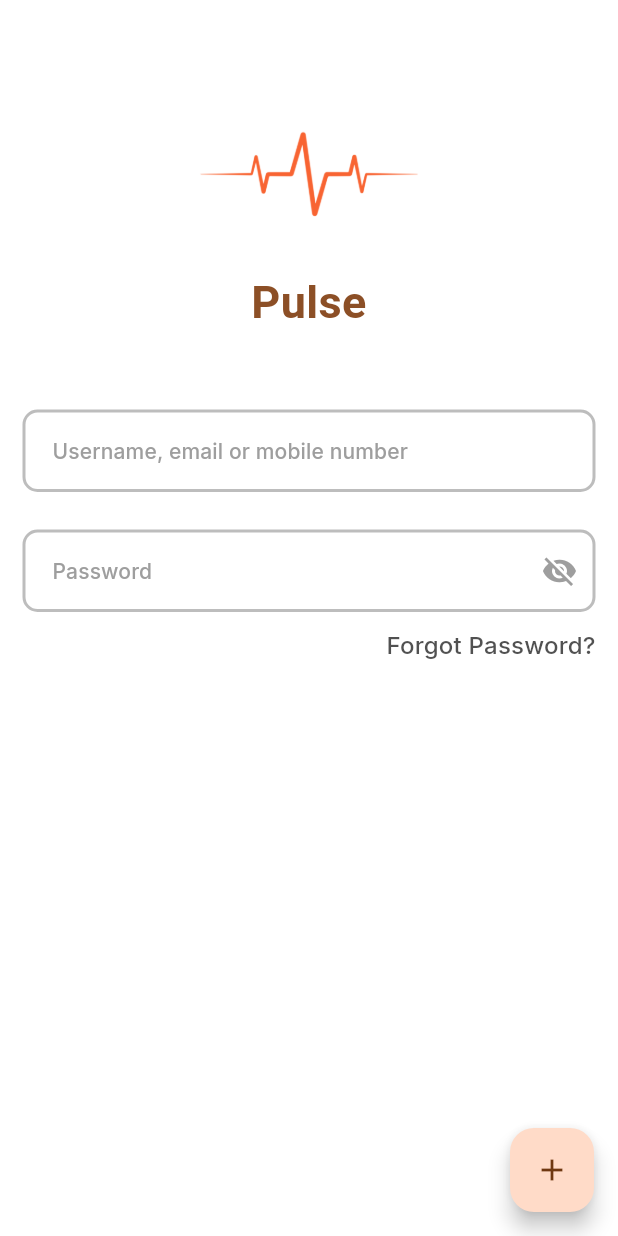
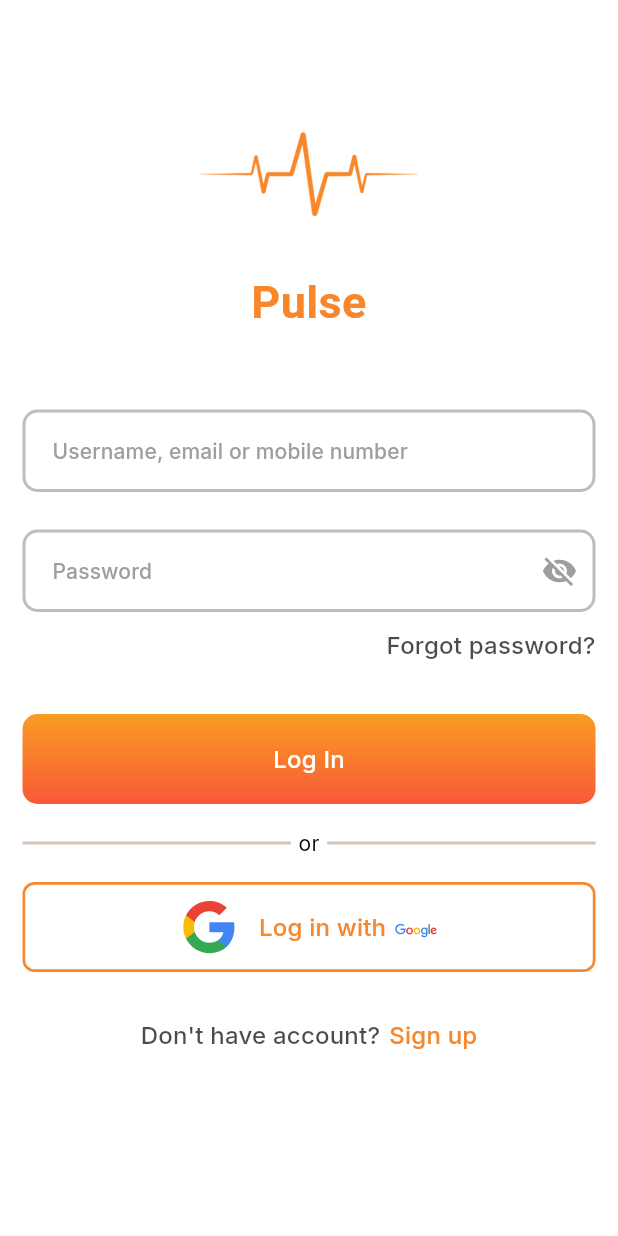
Before and after one commit to Djerry11/pulse, a Flutter app: the screen it shows after launch, after a tap on "Get Started", on a phone screen of 412 x 824 dp. Run offline on Flutter 3.47's test engine with Material 3 defaults, Android fonts, the light colour scheme and no system bars; our stand-ins replace cloud_firestore, easy_localization, firebase_auth, firebase_core, flutter_riverpod, flutter_screenutil and 7 more; missing offline and left inert: flutter_facebook_auth, linkfy_text; accounts and stored records are empty; generated files the repository leaves out were written again; Roboto replaces fonts that are missing (Playball).

Commit message:
login_screen_finished_custom_button_refined

```diff
--- /dev/null
+++ b/lib/src/common_widgets/custom_pulse_button.dart
@@ -0,0 +1,206 @@
+import 'package:flutter/material.dart';
+import 'package:flutter_screenutil/flutter_screenutil.dart';
+import 'package:pulse/src/common_widgets/pulse_spinner.dart';
+import 'package:pulse/src/constants/app_colors.dart';
+
+enum Type {
+  filled,
+  outlined,
+}
+
+class CustomPulseButton extends StatelessWidget {
+  final Type type;
+
+  final String? text;
+  final TextStyle? textStyle;
+  final Color? color;
+  final Color? splashColor;
+  final BorderSide? borderSide;
+
+  final Widget? leadingIcon;
+  final Widget? trailingIcon;
+  final double? width;
+  final double? height;
+
+  final double? borderRadius;
+  final EdgeInsets? padding;
+  final double elevation;
+
+  final bool isLoading;
+  final Widget? loader;
+  final double? spinnerSize;
+
+  final List<Color>? gradientColors;
+
+  final Function()? onPressed;
+
+//---------------------------------------------------------------------
+  const CustomPulseButton.filled({
+    super.key,
+    required this.text,
+    this.textStyle,
+    this.color,
+    this.splashColor,
+    this.borderSide,
+    this.trailingIcon,
+    this.leadingIcon,
+    this.width,
+    this.borderRadius,
+    this.padding,
+    this.elevation = 0.0,
+    this.isLoading = false,
+    this.loader,
+    this.onPressed,
+    this.height,
+    this.spinnerSize,
+    this.gradientColors,
+  }) : type = Type.filled;
+  //---------------------------------------------------------------------
+  const CustomPulseButton.outlined({
+    super.key,
+    required this.text,
+    this.textStyle,
+    this.color,
+    this.splashColor,
+    this.borderSide,
+    this.leadingIcon,
+    this.trailingIcon,
+    this.width,
+    this.borderRadius,
+    this.padding,
+    this.elevation = 0.0,
+    this.isLoading = false,
+    this.loader,
+    this.onPressed,
+    this.height,
+    this.spinnerSize,
+    this.gradientColors,
+  }) : type = Type.outlined;
+
+  @override
+  Widget build(BuildContext context) {
+    switch (type) {
+      case Type.filled:
+        return _buildFilledButton(context);
+      case Type.outlined:
+        return _buildOutlinedButton(context);
+    }
+  }
+  //----------- _buildFilledButton() -----------------
+
+  Widget _buildFilledButton(final BuildContext context) {
+    final spinnerHeight = (textStyle?.fontSize ?? 24) * 1.5;
+    final elevatedButtonStyle = ElevatedButton.styleFrom(
+      backgroundColor: Colors.transparent,
+      shadowColor: Colors.transparent,
+      shape: borderRadius == null
+          ? null
+          : RoundedRectangleBorder(
+              borderRadius: BorderRadius.circular(borderRadius!.r),
+            ),
+      elevation: elevation,
+      padding: padding,
+    );
+
+    return SizedBox(
+      width: width?.w,
+      height: height?.h,
+      child: Container(
+        decoration: BoxDecoration(
+          gradient: LinearGradient(
+            colors: [
+              gradientColors?.first ?? AppColors.lightPrimary,
+              gradientColors?[1] ?? AppColors.darkPrimary,
+            ],
+            begin: Alignment.topCenter,
+            end: Alignment.bottomCenter,
+          ),
+          borderRadius: borderRadius != null
+              ? BorderRadius.circular(borderRadius!.r)
+              : BorderRadius.circular(10.0),
+        ),
+        child: ElevatedButton(
+          onPressed: isLoading ? () {} : onPressed,
+          style: elevatedButtonStyle,
+          child: Container(
+            alignment: Alignment.center,
+            child: isLoading
+                ? loader ??
+                    PulseSpinner(
+                      size: spinnerHeight,
+                      color: Colors.white,
+                    )
+                : Row(
+                    mainAxisAlignment: MainAxisAlignment.center,
+                    children: [
+                      if (leadingIcon != null)
+                        leadingIcon ?? const SizedBox.shrink(),
+                      if (text != null && !isLoading)
+                        Text(
+                          '$text',
+                          style: textStyle,
+                        ),
+                      if (trailingIcon != null)
+                        trailingIcon ?? const SizedBox.shrink(),
+                    ],
+                  ),
+          ),
+        ),
+      ),
+    );
+  }
+
+  // --outlinedButton()--
+  Widget _buildOutlinedButton(final BuildContext context) {
+    final outlinedButtonStyle = OutlinedButton.styleFrom(
+      side: borderSide ??
+          BorderSide(
+            color: color ?? Theme.of(context).primaryColor,
+            width: 1.8.w,
+          ),
+      shape: borderRadius == null
+          ? null
+          : RoundedRectangleBorder(
+              borderRadius: BorderRadius.circular(borderRadius!.r),
+            ),
+      elevation: elevation,
+      padding: padding,
+    );
+
+    return SizedBox(
+      width: width?.w,
+      height: height?.h,
+      child: OutlinedButton(
+        onPressed: onPressed,
+        style: outlinedButtonStyle,
+        child: isLoading
+            ? loader ??
+                PulseSpinner(
+                  size: spinnerSize ?? 24.h,
+                  color: outlinedButtonStyle.side?.resolve(
+                    const <WidgetState>{
+                      WidgetState.pressed,
+                      WidgetState.hovered,
+                      WidgetState.focused,
+                    },
+                  )?.color,
+                )
+            : Row(
+                mainAxisAlignment: MainAxisAlignment.center,
+                children: [
+                  if (leadingIcon != null)
+                    leadingIcon ?? const SizedBox.shrink(),
+                  if (text != null)
+                    Text(
+                      '$text',
+                      style: textStyle,
+                    ),
+                  if (trailingIcon != null && text != null)
+                    if (trailingIcon != null)
+                      trailingIcon ?? const SizedBox.shrink(),
+                ],
+              ),
+      ),
+    );
+  }
+}
--- a/lib/src/common_widgets/primary_button.dart
+++ b/lib/src/common_widgets/primary_button.dart
@@ -1,35 +1,36 @@
-import 'package:flutter/material.dart';
-import 'package:flutter_screenutil/flutter_screenutil.dart';
+// import 'package:flutter/material.dart';
+// import 'package:flutter_screenutil/flutter_screenutil.dart';
 
-/// Primary button based on [ElevatedButton].
-/// Useful for CTAs in the app.
-/// @param text - text to display on the button.
-/// @param isLoading - if true, a loading indicator will be displayed instead of
-/// the text.
-/// @param onPressed - callback to be called when the button is pressed.
-class PrimaryButton extends StatelessWidget {
-  const PrimaryButton(
-      {super.key, required this.text, this.isLoading = false, this.onPressed});
-  final String text;
-  final bool isLoading;
-  final VoidCallback? onPressed;
-  @override
-  Widget build(BuildContext context) {
-    return SizedBox(
-      height: 48.spMin,
-      child: ElevatedButton(
-        onPressed: onPressed,
-        child: isLoading
-            ? const CircularProgressIndicator()
-            : Text(
-                text,
-                textAlign: TextAlign.center,
-                style: Theme.of(context)
-                    .textTheme
-                    .titleLarge!
-                    .copyWith(color: Colors.white),
-              ),
-      ),
-    );
-  }
-}
+// /// Primary button based on [ElevatedButton].
+// /// Useful for CTAs in the app.
+// /// @param text - text to display on the button.
+// // /// @param isLoading - if true, a loading indicator will be displayed instead of
+// // /// the text.
+// // /// @param onPressed - callback to be called when the button is pressed.
+// // class PrimaryButton extends StatelessWidget {
+// //   const PrimaryButton(
+// //       {super.key, required this.text, this.isLoading = false, this.onPressed});
+// //   final String text;
+// //   final bool isLoading;
+// //   final VoidCallback? onPressed;
+// //   @override
+// //   Widget build(BuildContext context) {
+// //     return SizedBox(
+// //       height: 48.spMin,
+// //       child: ElevatedButton(
+
+// //         onPressed: onPressed,
+// //         child: isLoading
+// //             ? const CircularProgressIndicator()
+// //             : Text(
+// //                 text,
+// //                 textAlign: TextAlign.center,
+// //                 style: Theme.of(context)
+// //                     .textTheme
+// //                     .titleLarge!
+// //                     .copyWith(color: Colors.white),
+// //               ),
+// //       ),
+// //     );
+// //   }
+// // }
--- /dev/null
+++ b/lib/src/common_widgets/pulse_spinner.dart
@@ -0,0 +1,29 @@
+import 'package:flutter/material.dart';
+import 'package:flutter_screenutil/flutter_screenutil.dart';
+
+class PulseSpinner extends StatelessWidget {
+  final Color? color;
+  final double strokeWidth;
+  final double size;
+
+  const PulseSpinner({
+    super.key,
+    this.color,
+    this.strokeWidth = 3.3,
+    this.size = 30.0,
+  });
+
+  @override
+  Widget build(BuildContext context) {
+    return Center(
+      child: SizedBox(
+        width: size,
+        height: size,
+        child: CircularProgressIndicator(
+          color: color,
+          strokeWidth: strokeWidth.h,
+        ),
+      ),
+    );
+  }
+}
--- a/lib/src/constants/app_colors.dart
+++ b/lib/src/constants/app_colors.dart
@@ -1,9 +1,11 @@
 import 'package:flutter/material.dart';
 
 class AppColors {
-  static const Color primaryTheme = Color(0xFFf86432);
+  static const Color lightPrimary = Color.fromARGB(255, 248, 157, 36);
+  static const Color darkPrimary = Color.fromARGB(255, 248, 89, 55);
+  static const Color primaryTheme = Color.fromARGB(255, 247, 135, 42);
   // Light mode colors
-  static const Color primaryOrange = Color(0xFFFA7E1E);
+  static const Color primaryOrange = primaryTheme;
   static const Color backgroundLight = Color(0xFFFAFAFA);
   static const Color textDark = Color(0xFF262626);
   static const Color textLight = Color(0xFF8E8E8E);
@@ -12,7 +14,8 @@ class AppColors {
 
   // Dark mode colors
   static const Color backgroundDark = Color(0xFF121212);
-  static const Color surfaceDark = Color(0xFF1E1E1E);
+  static const Color surfaceDark = Colors.black;
+  // static const Color surfaceDark = Color(0xFF1E1E1E);
   static const Color textDarkMode = Color(0xFFE0E0E0);
   static const Color textLightDarkMode = Color(0xFFB0B0B0);
   static const Color inputBackgroundDark = Color(0xFF2C2C2C);
--- a/lib/src/features/auth/presentation/signin_screen.dart
+++ b/lib/src/features/auth/presentation/signin_screen.dart
@@ -2,9 +2,13 @@ import 'package:easy_localization/easy_localization.dart';
 import 'package:flutter/material.dart';
 import 'package:flutter_riverpod/flutter_riverpod.dart';
 import 'package:flutter_screenutil/flutter_screenutil.dart';
+import 'package:flutter_svg/svg.dart';
 import 'package:google_fonts/google_fonts.dart';
-import 'package:pulse/src/common_widgets/input_field.dart';
+import 'package:pulse/src/common_widgets/custom_pulse_button.dart';
+import 'package:pulse/src/common_widgets/custom_input_field.dart';
+
 import 'package:pulse/src/constants/app_colors.dart';
+import 'package:pulse/src/constants/app_sizes.dart';
 import 'package:pulse/src/extensions/widget_extensions.dart';
 import 'package:pulse/src/utils/app_themes.dart';
 import 'package:pulse/src/utils/pulse_text.dart';
@@ -17,20 +21,32 @@ class SignInScreen extends ConsumerStatefulWidget {
 }
 
 class _SignInScreenState extends ConsumerState<SignInScreen> {
+  final TextEditingController _emailController = TextEditingController();
+  final TextEditingController _passwordController = TextEditingController();
+  // final _isLoading = false;
+
   @override
-  Widget build(BuildContext context) {
-    // void toggleLocale() {
-    //   final currentLocale = context.locale;
-    //   final newLocale = currentLocale == const Locale('en', 'US')
-    //       ? const Locale('ne', 'NP')
-    //       : const Locale('en', 'US');
-    //   context.setLocale(newLocale);
-    // }
+  void dispose() {
+    _emailController.dispose();
+    _passwordController.dispose();
+
+    super.dispose();
+  }
+
+  void toggleLocale() {
+    final currentLocale = context.locale;
+    final newLocale = currentLocale == const Locale('en', 'US')
+        ? const Locale('ne', 'NP')
+        : const Locale('en', 'US');
+    context.setLocale(newLocale);
+  }
 
   void toggleTheme() {
     ref.read(appThemeNotifierProvider.notifier).toggleTheme();
   }
 
+  @override
+  Widget build(BuildContext context) {
     return Scaffold(
       backgroundColor: Theme.of(context).colorScheme.surface,
       body: SafeArea(
@@ -58,36 +74,68 @@ class _SignInScreenState extends ConsumerState<SignInScreen> {
                   //----------------- Logo -----------------
                   _pulseLogoBuilder(context).pY(50.h),
 
-                    //--------------email input fields --------------
+                  //--------------email input  --------------
                   _emailInputBuilder().pB(25.h),
 
-                    //--------------password input fields --------------
+                  //--------------password input  --------------
                   _passwordInputBuilder(),
 
                   //--------------forgot password --------------
                   _forgotPasswordBuilder(),
 
-                    // //--------------sign in button --------------
-                    // _signInButtonBuilder(context),
+                  //--------------gap --------------
+
+                  gapH24,
+
+                  //--------------log in button --------------
+
+                  _signInButtonBuilder(context),
+
+                  gapH16,
+
+                  //---
+                  Row(
+                    crossAxisAlignment: CrossAxisAlignment.center,
+                    children: [
+                      const Expanded(
+                        child: Divider(
+                          thickness: 2,
+                        ),
+                      ),
+                      const Text('or').pX(5),
+                      const Expanded(
+                        child: Divider(
+                          thickness: 2,
+                        ),
+                      ),
+                    ],
+                  ).pX(15),
+                  //--
+                  gapH16,
+
+                  //--------------continue with google icon button--------------
+                  _loginWithGoogleButtonBuilder(context),
+
+                  //--------------continue with facebook icon button--------------
+                  // _loginWithFacebookButtonBuilder(context),
+
+                  //--------------dont have an account --------------
+                  _dontHaveAccountBuilder(context),
                 ],
               ),
             ),
           ),
         ),
       ),
-        floatingActionButton: FloatingActionButton(
-          onPressed: () async {
-            toggleTheme();
-          },
-          child: const Icon(Icons.add),
-        ));
+    );
   }
 
+  //--------logo builder-----------------
   Widget _pulseLogoBuilder(BuildContext context) {
     return Column(
       children: [
         Image.asset(
-          'assets/images/pulse_logo.png',
+          'assets/logo/pulse_logo.png',
           width: 150.w,
           height: 130.h,
           color: AppColors.primaryTheme,
@@ -97,7 +145,7 @@ class _SignInScreenState extends ConsumerState<SignInScreen> {
           style: GoogleFonts.playball(
             fontSize: 30.sp,
             fontWeight: FontWeight.bold,
-            color: Theme.of(context).colorScheme.primary,
+            color: AppColors.primaryTheme,
           ),
           textAlign: TextAlign.center,
         ),
@@ -105,34 +153,129 @@ class _SignInScreenState extends ConsumerState<SignInScreen> {
     );
   }
 
-//---
+  //----------------- Email Input -----------------
   Widget _emailInputBuilder() {
-    return const PulseInput(
-      hintText: 'Username, email or mobile number',
+    return PulseInput(
+      controller: _emailController,
+      hintText: context.tr('email_hint'),
     ).pX(15);
   }
 
-//---
+//----------------- Password Input -----------------
   Widget _passwordInputBuilder() {
-    return const PulseInput(
-      hintText: 'Password',
+    return PulseInput(
+      hintText: context.tr('password_hint'),
       password: true,
+      controller: _passwordController,
     ).pX(15);
   }
 
-//---
+//----------------- Forgot Password -----------------
   Widget _forgotPasswordBuilder() {
     return Row(
       mainAxisAlignment: MainAxisAlignment.end,
       children: [
         PulseText.titleMedium(
-          'Forgot Password?',
+          context.tr('forgot_password'),
           style: Theme.of(context).textTheme.titleMedium!.copyWith(
-                color: AppColors.textDark.withOpacity(0.8),
+                color: Theme.of(context)
+                    .textTheme
+                    .labelSmall!
+                    .color!
+                    .withAlpha(180),
                 fontWeight: FontWeight.w500,
               ),
+          onPressed: () {
+            toggleTheme();
+          },
         ),
       ],
     ).pXY(15, 10);
   }
+
+  //----------------- Sign In Button -----------------
+  Widget _signInButtonBuilder(BuildContext context) {
+    //---------- filled button ------------
+    return CustomPulseButton.filled(
+      text: context.tr('log_in'),
+      height: 60.h,
+      //----- button label style -----
+      textStyle: Theme.of(context).textTheme.titleMedium!.copyWith(
+            color: Colors.white,
+            fontWeight: FontWeight.w500,
+          ),
+      //-- action on pressed --
+      onPressed: () {
+        toggleLocale();
+      },
+      //---- show spinner ----
+      isLoading: false,
+    ).pX(15);
   }
+
+  //----------------- Continue with Google Button -----------------
+  Widget _loginWithGoogleButtonBuilder(BuildContext context) {
+    //---------- outlined button ------------
+    return CustomPulseButton.outlined(
+      text: context.tr('login_with'),
+      //----- button border color -----
+      color: AppColors.primaryTheme,
+      //----- button label style -----
+      textStyle: Theme.of(context).textTheme.titleMedium!.copyWith(
+            color: AppColors.primaryTheme,
+            fontWeight: FontWeight.w500,
+          ),
+      height: 60.h,
+      //----- leading icon -----
+      leadingIcon: SvgPicture.asset(
+        'assets/logo/Glogo.svg',
+        width: 38.w,
+        height: 38.h,
+      ).pR(14),
+      //-- trailing icon --
+      trailingIcon: SvgPicture.asset(
+        'assets/logo/Google_logo.svg',
+        width: 28.w,
+        height: 28.h,
+      ).pL(6).pT(5),
+
+      //-----action on pressed-----
+      onPressed: () {
+        toggleTheme();
+      },
+      isLoading: false,
+    ).pX(15);
+  }
+
+  //------------ dont have an account --------------
+  Widget _dontHaveAccountBuilder(BuildContext context) {
+    return Row(
+      mainAxisAlignment: MainAxisAlignment.center,
+      children: [
+        //--- ask dont have an account--
+        Text(
+          context.tr('dont_have_account'),
+          style: Theme.of(context).textTheme.titleMedium!.copyWith(
+                color: Theme.of(context)
+                    .textTheme
+                    .labelSmall!
+                    .color!
+                    .withAlpha(180),
+                fontWeight: FontWeight.w500,
+              ),
+        ).pR(6),
+        //--- sign up button --
+        PulseText.titleMedium(
+          context.tr('sign_up'),
+          style: Theme.of(context).textTheme.titleMedium!.copyWith(
+                color: AppColors.primaryTheme,
+                fontWeight: FontWeight.w500,
+              ),
+          onPressed: () {
+            toggleLocale();
+          },
+        ),
+      ],
+    ).pT(30);
+  }
+}
--- a/lib/src/features/onboarding/presentation/onboarding_screen.dart
+++ b/lib/src/features/onboarding/presentation/onboarding_screen.dart
@@ -1,11 +1,13 @@
 import 'package:flutter/material.dart';
 import 'package:flutter_riverpod/flutter_riverpod.dart';
 import 'package:flutter_screenutil/flutter_screenutil.dart';
+import 'package:pulse/src/common_widgets/custom_pulse_button.dart';
 import 'package:pulse/src/common_widgets/responsive_center.dart';
 import 'package:go_router/go_router.dart';
 import 'package:pulse/src/common_widgets/primary_button.dart';
 import 'package:pulse/src/constants/app_sizes.dart';
 import 'package:pulse/src/extensions/string_extensions.dart';
+import 'package:pulse/src/extensions/widget_extensions.dart';
 import 'package:pulse/src/features/onboarding/presentation/onboarding_controller.dart';
 import 'package:pulse/src/routing/app_routes.dart';
 
@@ -35,7 +37,7 @@ class OnboardingScreen extends ConsumerWidget {
               height: 200.h,
             ),
             gapH16,
-            PrimaryButton(
+            CustomPulseButton.filled(
               text: 'Get Started'.hardcoded,
               isLoading: state.isLoading,
               onPressed: state.isLoading
@@ -49,7 +51,7 @@ class OnboardingScreen extends ConsumerWidget {
                         context.goNamed(AppRoute.signIn.name);
                       }
                     },
-            ),
+            ).pX(20),
           ],
         ),
       ),
--- a/lib/src/utils/pulse_text.dart
+++ b/lib/src/utils/pulse_text.dart
@@ -417,9 +417,9 @@ class _PTextState extends State<PulseText> {
     _chooseDefaultStyle(context);
 
     return NotificationListener<ScrollNotification>(
-      onNotification: (notif) {
+      onNotification: (notify) {
         if (widget.onScroll != null) {
-          widget.onScroll!(notif);
+          widget.onScroll!(notify);
         }
         return true;
       },
--- a/pubspec.yaml
+++ b/pubspec.yaml
@@ -51,6 +51,7 @@ dependencies:
   json_annotation: ^4.9.0
   google_fonts: ^6.2.1
   linkfy_text: ^1.1.6
+  flutter_svg: ^2.0.10+1
 
 dev_dependencies:
   flutter_test:
@@ -83,6 +84,7 @@ flutter:
     - assets/
     - assets/translations/
     - assets/images/
+    - assets/logo/
   #   - images/a_dot_burr.jpeg
   #   - images/a_dot_ham.jpeg
 
```
Also changed, not shown: assets/translations/en-US.json (+11 -1 lines), assets/translations/ne-NP.json (+12 -1 lines), assets/logo/Glogo.svg (added), assets/logo/Google_logo.svg (added), assets/logo/facebook.svg (added), assets/logo/google_48.png (added), assets/logo/pulse_logo.png (renamed from assets/images/pulse_logo.png), lib/src/common_widgets/custom_input_field.dart (renamed from lib/src/common_widgets/input_field.dart), pubspec.lock. Lines whose indentation alone changed are shown as unchanged.
